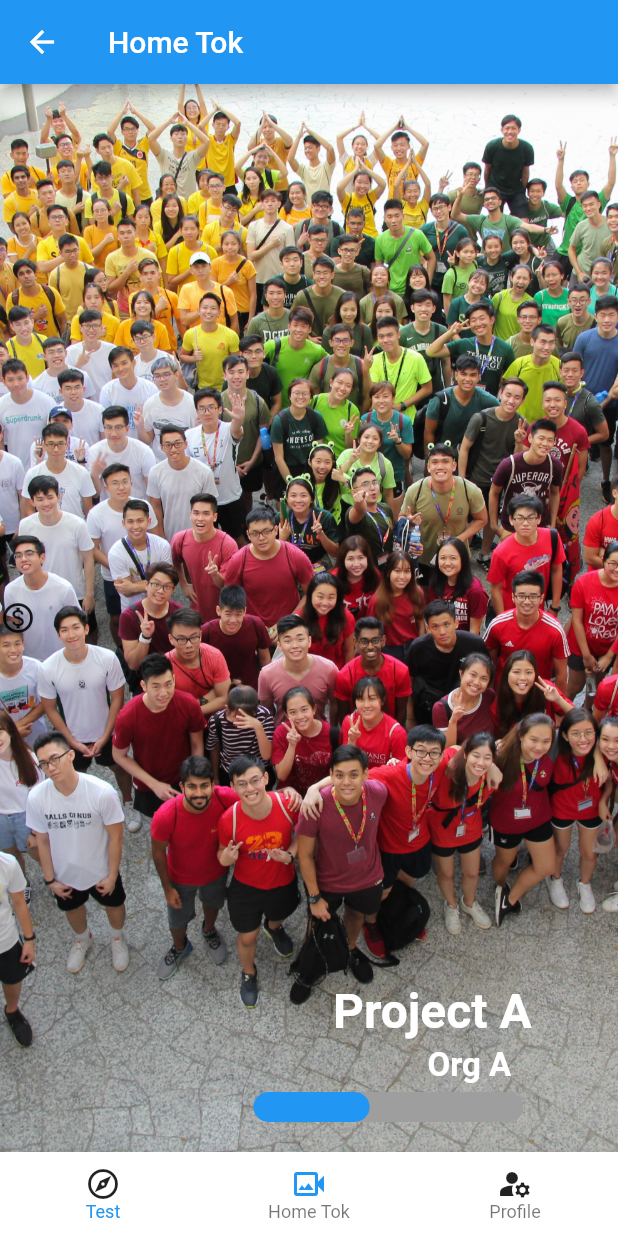
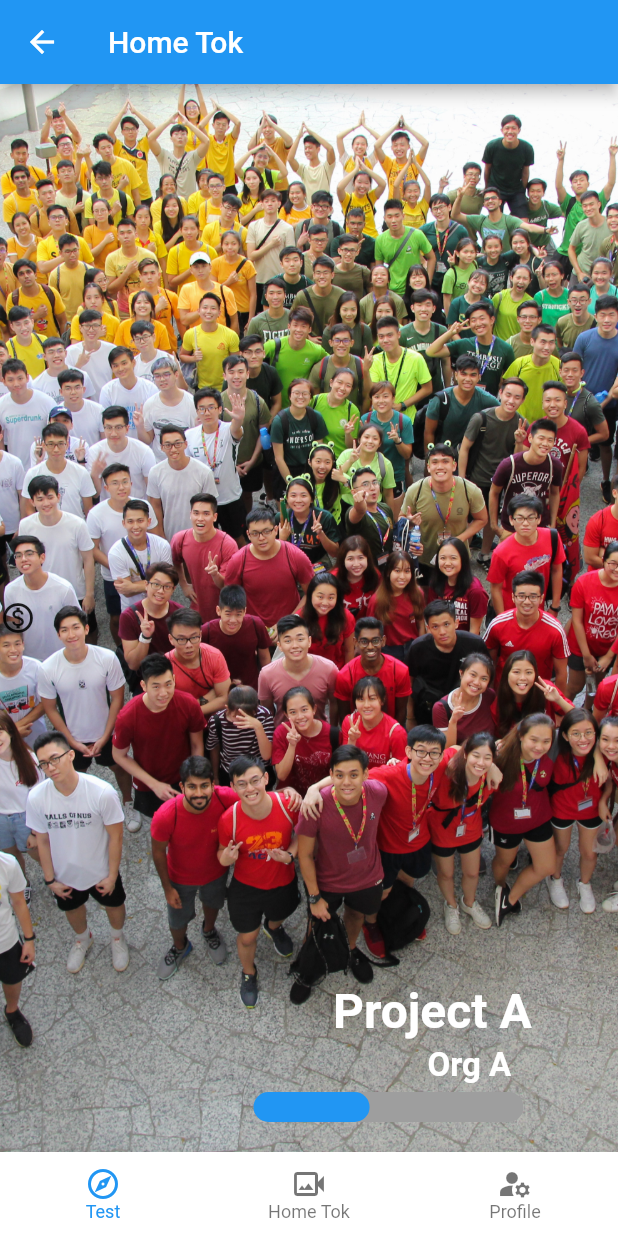
Before and after one commit to itsraveen/hack-for-good, a Flutter app: the HomeTok screen opened by its route, on a phone screen of 412 x 824 dp. Run offline on Flutter 3.47's test engine with Material 2 defaults, Android fonts, the phone set to English and light mode, and no system bars; drawn by our look-alikes of percent_indicator; our stand-ins replace material_design_icons_flutter.

```diff
--- a/lib/screen/project_detail_screen.dart
+++ b/lib/screen/project_detail_screen.dart
@@ -1,6 +1,7 @@
 import 'package:flutter/material.dart';
 
 import '../category_data.dart';
+import '../widgets/navigation_bar.dart';
 
 class ProjectDetailScreen extends StatelessWidget {
   Widget buildIconTile(BuildContext context, Icon icon, String title,
@@ -246,6 +247,7 @@ class ProjectDetailScreen extends StatelessWidget {
           ),
         ],
       ),
+      bottomNavigationBar: NavigationsBar(0),
     );
   }
 }
--- a/lib/widgets/navigation_bar.dart
+++ b/lib/widgets/navigation_bar.dart
@@ -103,9 +103,9 @@ class _NavigationsBarState extends State<NavigationsBar> {
           BottomNavigationBarItem(
             icon: Icon(
               pageNo == 0 ? Icons.explore : Icons.explore_outlined,
-              color: pageNo == 0
-                  ? Theme.of(context).primaryColor
-                  : Theme.of(context).iconTheme.color,
+              // color: pageNo == 0
+              //     ? Theme.of(context).primaryColor
+              //     : Theme.of(context).iconTheme.color,
               // size: 25.sp,
             ),
             // label: 'Explore',
@@ -123,15 +123,18 @@ class _NavigationsBarState extends State<NavigationsBar> {
             icon: Icon(
               // _selectedPageIndex == pageNo
               pageNo == 1
-                  ? Platform.isIOS
-                      ? CupertinoIcons.video_camera_solid
-                      : Icons.video_camera_back_outlined
-                  : Platform.isIOS
-                      ? CupertinoIcons.video_camera
-                      : Icons.video_camera_back_outlined,
-              color: pageNo == 1
-                  ? Theme.of(context).primaryColor
-                  : Theme.of(context).iconTheme.color,
+                  ? Icons.video_camera_back_outlined
+                  : Icons.video_camera_back_outlined
+
+              //     ? Platform.isIOS
+              //         ? CupertinoIcons.video_camera_solid
+              //         : Icons.video_camera_back_outlined
+              //     : Platform.isIOS
+              //         ? CupertinoIcons.video_camera
+              //         : Icons.video_camera_back_outlined,
+              // color: pageNo == 1
+              //     ? Theme.of(context).primaryColor
+              //     : Theme.of(context).iconTheme.color,
             ),
             // label: 'Search',
             label: "Home Tok",
@@ -148,15 +151,17 @@ class _NavigationsBarState extends State<NavigationsBar> {
             icon: Icon(
               // _selectedPageIndex == pageNo
               pageNo == 2
-                  ? Platform.isIOS
-                      ? CupertinoIcons.person
-                      : Icons.manage_accounts_sharp
-                  : Platform.isIOS
-                      ? CupertinoIcons.person
-                      : Icons.manage_accounts_sharp,
-              color: pageNo == 2
-                  ? Theme.of(context).primaryColor
-                  : Theme.of(context).iconTheme.color,
+                  ? Icons.manage_accounts_sharp
+                  : Icons.manage_accounts_sharp
+              //     ? Platform.isIOS
+              //         ? CupertinoIcons.person
+              //         : Icons.manage_accounts_sharp
+              //     : Platform.isIOS
+              //         ? CupertinoIcons.person
+              //         : Icons.manage_accounts_sharp,
+              // color: pageNo == 2
+              //     ? Theme.of(context).primaryColor
+              //     : Theme.of(context).iconTheme.color,
             ),
             // label: 'Search',
             label: "Profile",
```
